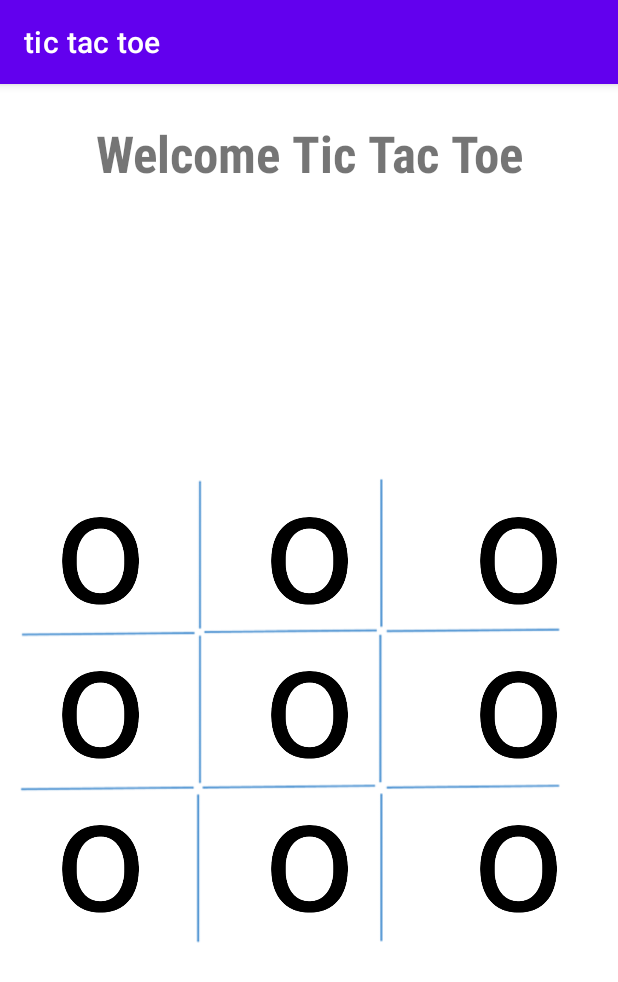
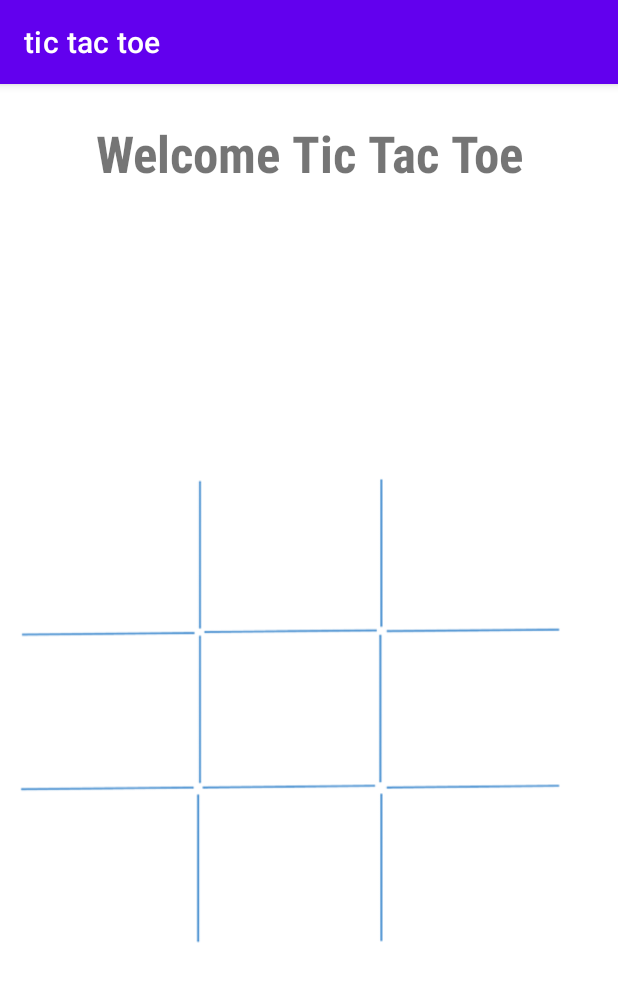
Before and after one commit to MrunalKashid02/TIC-TAC-TOE-GAME, an Android app: the screen it shows after launch (MainActivity), on a phone screen of 412 x 824 dp. Shown: the top 982 px of the screen. Run offline under Robolectric (Android 15) with nearby library versions, the phone set to English and light mode, and no system bars.

Commit message:
second commit

```diff
--- a/app/src/main/res/layout/activity_main.xml
+++ b/app/src/main/res/layout/activity_main.xml
@@ -45,96 +45,87 @@
         app:layout_constraintVertical_bias="0.509">
 
         <LinearLayout
-            android:layout_width="wrap_content"
+            android:layout_width="match_parent"
             android:layout_height="wrap_content"
             android:layout_weight="1"
             android:orientation="horizontal">
 
             <ImageView
                 android:id="@+id/imageView2"
-                android:layout_width="wrap_content"
-                android:layout_height="wrap_content"
+                android:layout_width="match_parent"
+                android:layout_height="match_parent"
                 android:layout_weight="1"
-                android:padding="20sp"
-                app:srcCompat="@drawable/sign" />
+                android:padding="20sp" />
 
             <ImageView
                 android:id="@+id/imageView3"
-                android:layout_width="wrap_content"
-                android:layout_height="wrap_content"
+                android:layout_width="match_parent"
+                android:layout_height="match_parent"
                 android:layout_weight="1"
-                android:padding="20sp"
-                app:srcCompat="@drawable/sign" />
+                android:padding="20sp" />
 
             <ImageView
                 android:id="@+id/imageView4"
-                android:layout_width="wrap_content"
-                android:layout_height="wrap_content"
+                android:layout_width="match_parent"
+                android:layout_height="match_parent"
                 android:layout_weight="1"
-                android:padding="20sp"
-                app:srcCompat="@drawable/sign" />
+                android:padding="20sp" />
         </LinearLayout>
 
         <LinearLayout
-            android:layout_width="wrap_content"
+            android:layout_width="match_parent"
             android:layout_height="wrap_content"
             android:layout_weight="1"
             android:orientation="horizontal">
 
             <ImageView
                 android:id="@+id/imageView5"
-                android:layout_width="wrap_content"
-                android:layout_height="wrap_content"
+                android:layout_width="match_parent"
+                android:layout_height="match_parent"
                 android:layout_weight="1"
-                android:padding="20sp"
-                app:srcCompat="@drawable/sign" />
+                android:padding="20sp" />
 
             <ImageView
                 android:id="@+id/imageView6"
-                android:layout_width="wrap_content"
-                android:layout_height="wrap_content"
+                android:layout_width="match_parent"
+                android:layout_height="match_parent"
                 android:layout_weight="1"
-                android:padding="20sp"
-                app:srcCompat="@drawable/sign" />
+                android:padding="20sp" />
 
             <ImageView
                 android:id="@+id/imageView7"
-                android:layout_width="wrap_content"
-                android:layout_height="wrap_content"
+                android:layout_width="match_parent"
+                android:layout_height="match_parent"
                 android:layout_weight="1"
-                android:padding="20sp"
-                app:srcCompat="@drawable/sign" />
+                android:padding="20sp" />
         </LinearLayout>
 
         <LinearLayout
-            android:layout_width="wrap_content"
+            android:layout_width="match_parent"
             android:layout_height="wrap_content"
             android:layout_weight="1"
             android:orientation="horizontal">
 
             <ImageView
                 android:id="@+id/imageView8"
-                android:layout_width="wrap_content"
-                android:layout_height="wrap_content"
+                android:layout_width="match_parent"
+                android:layout_height="match_parent"
                 android:layout_weight="1"
-                android:padding="20sp"
-                app:srcCompat="@drawable/sign" />
+                android:padding="20sp" />
 
             <ImageView
                 android:id="@+id/imageView9"
-                android:layout_width="wrap_content"
-                android:layout_height="wrap_content"
+                android:layout_width="match_parent"
+                android:layout_height="match_parent"
                 android:layout_weight="1"
-                android:padding="20sp"
-                app:srcCompat="@drawable/sign" />
+                android:padding="20sp" />
 
             <ImageView
                 android:id="@+id/imageView10"
-                android:layout_width="wrap_content"
-                android:layout_height="wrap_content"
+                android:layout_width="match_parent"
+                android:layout_height="match_parent"
                 android:layout_weight="1"
-                android:padding="20sp"
-                app:srcCompat="@drawable/sign" />
+                android:padding="20sp" />
         </LinearLayout>
 
     </LinearLayout>
```
